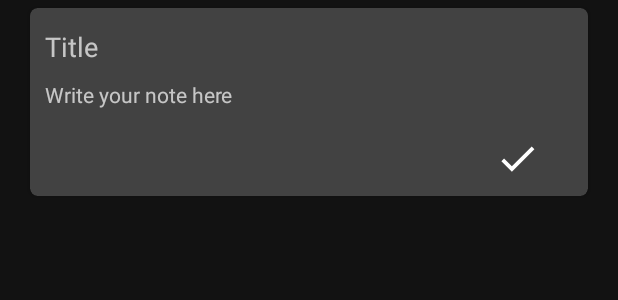
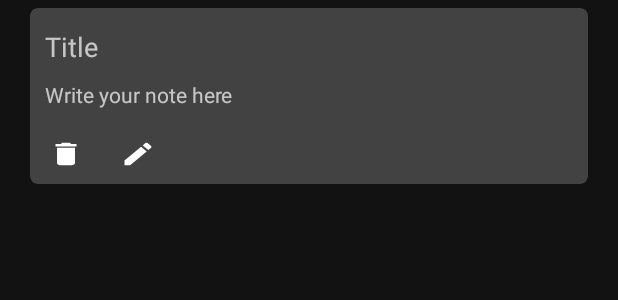
Before and after one commit to zahidyew/notepad, an Android app: the layout cards.xml on its own in the app's theme, with its tools: preview values and no code run, on a phone screen of 412 x 824 dp. Shown: the top 300 px of the screen. Run offline under Robolectric (Android 15) with nearby library versions, the phone set to English and light mode, and no system bars.

Commit message:
add functionality to delete & update notes

```diff
--- /dev/null
+++ b/app/src/main/res/drawable/close_icon.xml
@@ -0,0 +1,5 @@
+<?xml version="1.0" encoding="utf-8"?>
+<ripple xmlns:android="http://schemas.android.com/apk/res/android"
+    android:color="#000000">
+    <item android:drawable="@drawable/ic_close_white_24dp"/>
+</ripple>
--- /dev/null
+++ b/app/src/main/res/drawable/delete_icon.xml
@@ -0,0 +1,5 @@
+<?xml version="1.0" encoding="utf-8"?>
+<ripple xmlns:android="http://schemas.android.com/apk/res/android"
+    android:color="#000000">
+    <item android:drawable="@drawable/ic_delete_white_24dp"/>
+</ripple>
--- /dev/null
+++ b/app/src/main/res/drawable/edit_icon.xml
@@ -0,0 +1,5 @@
+<?xml version="1.0" encoding="utf-8"?>
+<ripple xmlns:android="http://schemas.android.com/apk/res/android"
+    android:color="#000000">
+    <item android:drawable="@drawable/ic_edit_white_24dp"/>
+</ripple>
--- a/app/src/main/res/drawable/ic_check_white_24dp.xml
+++ b/app/src/main/res/drawable/ic_close_white_24dp.xml
@@ -1,5 +1,5 @@
-<vector android:height="30dp" android:tint="#FFFFFF"
+<vector android:height="24dp" android:tint="#FFFFFF"
     android:viewportHeight="24.0" android:viewportWidth="24.0"
-    android:width="30dp" xmlns:android="http://schemas.android.com/apk/res/android">
-    <path android:fillColor="#FF000000" android:pathData="M9,16.17L4.83,12l-1.42,1.41L9,19 21,7l-1.41,-1.41z"/>
+    android:width="24dp" xmlns:android="http://schemas.android.com/apk/res/android">
+    <path android:fillColor="#FF000000" android:pathData="M19,6.41L17.59,5 12,10.59 6.41,5 5,6.41 10.59,12 5,17.59 6.41,19 12,13.41 17.59,19 19,17.59 13.41,12z"/>
 </vector>
--- /dev/null
+++ b/app/src/main/res/drawable/ic_delete_white_24dp.xml
@@ -0,0 +1,5 @@
+<vector android:height="20dp" android:tint="#FFFFFF"
+    android:viewportHeight="24.0" android:viewportWidth="24.0"
+    android:width="24dp" xmlns:android="http://schemas.android.com/apk/res/android">
+    <path android:fillColor="#FF000000" android:pathData="M6,19c0,1.1 0.9,2 2,2h8c1.1,0 2,-0.9 2,-2V7H6v12zM19,4h-3.5l-1,-1h-5l-1,1H5v2h14V4z"/>
+</vector>
--- /dev/null
+++ b/app/src/main/res/drawable/ic_edit_white_24dp.xml
@@ -0,0 +1,5 @@
+<vector android:height="20dp" android:tint="#FFFFFF"
+    android:viewportHeight="24.0" android:viewportWidth="24.0"
+    android:width="24dp" xmlns:android="http://schemas.android.com/apk/res/android">
+    <path android:fillColor="#FF000000" android:pathData="M3,17.25V21h3.75L17.81,9.94l-3.75,-3.75L3,17.25zM20.71,7.04c0.39,-0.39 0.39,-1.02 0,-1.41l-2.34,-2.34c-0.39,-0.39 -1.02,-0.39 -1.41,0l-1.83,1.83 3.75,3.75 1.83,-1.83z"/>
+</vector>
--- a/app/src/main/res/layout/cards.xml
+++ b/app/src/main/res/layout/cards.xml
@@ -31,6 +31,7 @@
                 android:layout_height="wrap_content"
                 android:layout_marginTop="13dp"
                 android:layout_marginStart="10dp"
+                android:layout_marginEnd="10dp"
                 android:paddingBottom="10dp"
                 android:textSize="18dp"
                 android:hint="Title" />
@@ -41,18 +42,29 @@
                 android:layout_height="wrap_content"
                 android:layout_below="@+id/title"
                 android:hint="Write your note here"
-                android:layout_marginBottom="8dp"
+                android:layout_marginBottom="10dp"
                 android:layout_marginStart="10dp"
+                android:layout_marginEnd="10dp"
                 android:textSize="14dp"/>
 
             <ImageButton
-                android:id="@+id/done"
+                android:id="@+id/delete_btn"
                 android:layout_width="wrap_content"
                 android:layout_height="wrap_content"
                 android:layout_below="@+id/note"
-                android:layout_alignEnd="@+id/note"
-                android:layout_marginEnd="20dp"
-                android:src="@drawable/check_icon"
+                android:layout_alignStart="@+id/note"
+                android:layout_marginStart="-10dp"
+                android:src="@drawable/delete_icon"
+                android:backgroundTint="#00000000"
+                android:clickable="true" />
+
+            <ImageButton
+                android:id="@+id/edit_btn"
+                android:layout_width="wrap_content"
+                android:layout_height="wrap_content"
+                android:layout_below="@+id/note"
+                android:layout_toRightOf="@+id/delete_btn"
+                android:src="@drawable/edit_icon"
                 android:backgroundTint="#00000000"
                 android:clickable="true" />
 
```
Also changed, not shown: app/src/main/java/com/example/notepad/MainActivity.java (+25 -40 lines), app/src/main/java/com/example/notepad/NoteAdapter.java (+79 -14 lines), app/src/main/java/com/example/notepad/db/DatabaseOperations.java (added, +59 -0 lines), app/src/main/res/layout/activity_main.xml (+4 -3 lines), app/src/main/res/layout/make_note_page.xml (+8 -8 lines).
